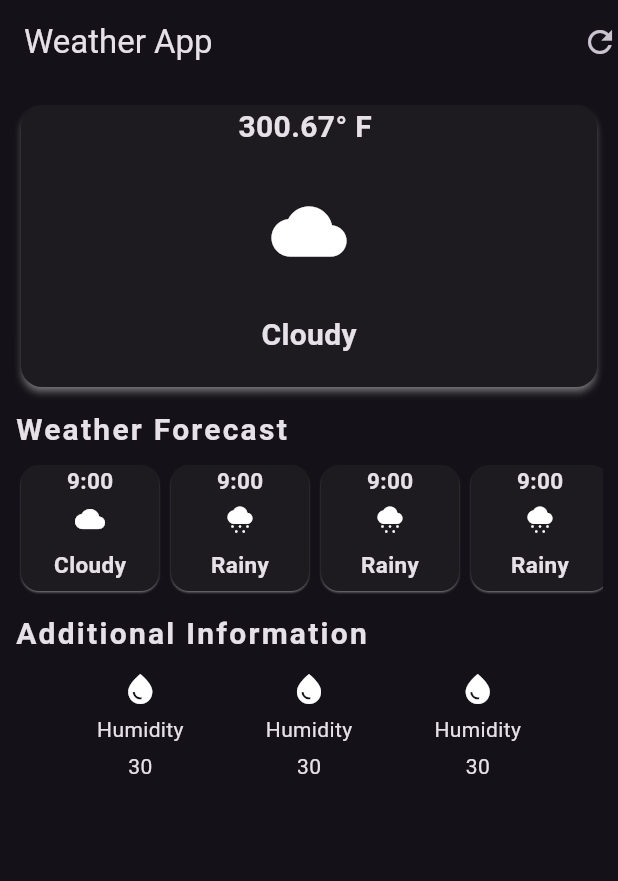
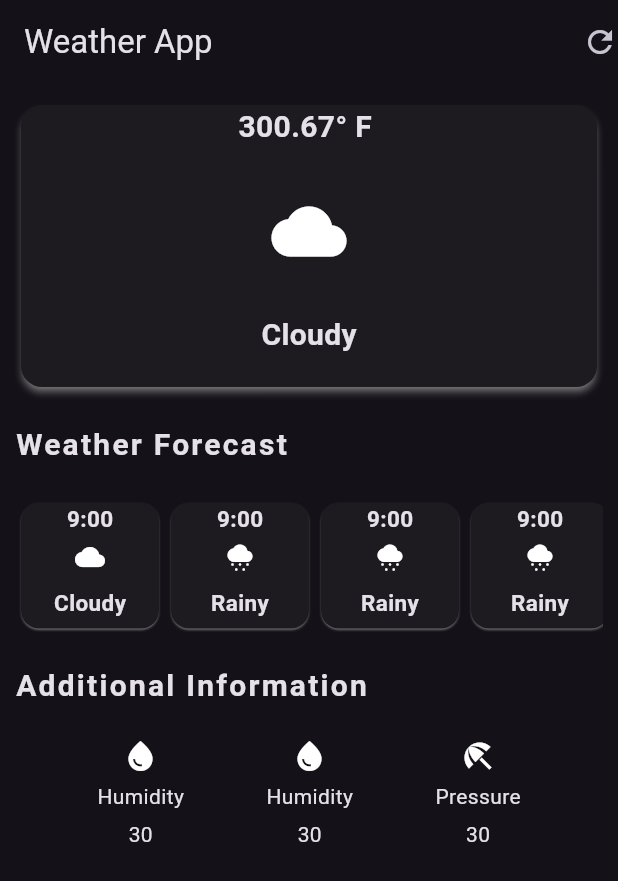
Before and after one commit to farhanmahmud21/weather_app, a Flutter app: the screen it shows after launch, on a phone screen of 412 x 824 dp. Shown: the top 881 px of the screen. Run offline on Flutter 3.47's test engine with Material 3 defaults, Android fonts, the phone set to English and light mode, and no system bars; network calls fail.

Commit message:
Refactor WeatherScreen to use StatefulWidget, implement weather fetching, and enhance layout with AdInfoCard

```diff
--- /dev/null
+++ b/lib/adInfoCard.dart
@@ -0,0 +1,26 @@
+import 'package:flutter/material.dart';
+
+class AdInfoCard extends StatelessWidget {
+  final IconData adIcon;
+  final String AdText;
+  final String AdTemp;
+  const AdInfoCard({
+    super.key,
+    required this.adIcon,
+    required this.AdText,
+    required this.AdTemp,
+  });
+
+  @override
+  Widget build(BuildContext context) {
+    return Column(
+      children: [
+        Icon(adIcon),
+        SizedBox(height: 5),
+        Text(AdText),
+        SizedBox(height: 5),
+        Text(AdTemp),
+      ],
+    );
+  }
+}
--- a/lib/weather_screen.dart
+++ b/lib/weather_screen.dart
@@ -1,8 +1,31 @@
+import 'dart:convert';
+
 import 'package:flutter/material.dart';
+import 'package:http/http.dart';
+import 'package:http/http.dart' as http;
+import 'package:weather_app/adInfoCard.dart';
 import 'package:weather_app/hourly_forecast_item.dart';
 
-class WeatherScreen extends StatelessWidget {
+class WeatherScreen extends StatefulWidget {
   const WeatherScreen({super.key});
+
+  @override
+  State<WeatherScreen> createState() => _WeatherScreenState();
+}
+
+class _WeatherScreenState extends State<WeatherScreen> {
+  @override
+  void initState() {
+    super.initState();
+    getWeather();
+  }
+
+  var uri =
+      "https://api.openweathermap.org/data/2.5/weather?q=Dhaka,uk&APPID=38f91636dd15e933a6c1c872df8048df";
+  Future<void> getWeather() async {
+    var response = await http.get(Uri.parse(uri));
+    print(response.body);
+  }
 
   @override
   Widget build(BuildContext context) {
@@ -51,7 +74,7 @@ class WeatherScreen extends StatelessWidget {
                 ),
               ),
             ),
-            SizedBox(height: 10),
+            SizedBox(height: 20),
             Text(
               'Weather Forecast',
               style: TextStyle(
@@ -60,12 +83,12 @@ class WeatherScreen extends StatelessWidget {
                 letterSpacing: 1.5,
               ),
             ),
-            SizedBox(height: 5),
+            SizedBox(height: 20),
             SingleChildScrollView(
               scrollDirection: Axis.horizontal,
               child: HourlyForecastItem(),
             ),
-            SizedBox(height: 10),
+            SizedBox(height: 20),
             Text(
               'Additional Information',
               style: TextStyle(
@@ -74,7 +97,7 @@ class WeatherScreen extends StatelessWidget {
                 letterSpacing: 1.5,
               ),
             ),
-            SizedBox(height: 10),
+            SizedBox(height: 20),
             Row(
               mainAxisAlignment: MainAxisAlignment.spaceEvenly,
               children: [
@@ -89,8 +112,8 @@ class WeatherScreen extends StatelessWidget {
                   AdTemp: '30',
                 ),
                 AdInfoCard(
-                  AdText: 'Humidity',
-                  adIcon: Icons.water_drop_sharp,
+                  AdText: 'Pressure',
+                  adIcon: Icons.beach_access_sharp,
                   AdTemp: '30',
                 ),
               ],
@@ -101,28 +124,3 @@ class WeatherScreen extends StatelessWidget {
     );
   }
 }
-
-class AdInfoCard extends StatelessWidget {
-  final IconData adIcon;
-  final String AdText;
-  final String AdTemp;
-  const AdInfoCard({
-    super.key,
-    required this.adIcon,
-    required this.AdText,
-    required this.AdTemp,
-  });
-
-  @override
-  Widget build(BuildContext context) {
-    return Column(
-      children: [
-        Icon(adIcon),
-        SizedBox(height: 5),
-        Text(AdText),
-        SizedBox(height: 5),
-        Text(AdTemp),
-      ],
-    );
-  }
-}
--- a/pubspec.yaml
+++ b/pubspec.yaml
@@ -34,6 +34,7 @@ dependencies:
   # The following adds the Cupertino Icons font to your application.
   # Use with the CupertinoIcons class for iOS style icons.
   cupertino_icons: ^1.0.8
+  http: ^1.4.0
 
 dev_dependencies:
   flutter_test:
```
Also changed, not shown: pubspec.lock.
